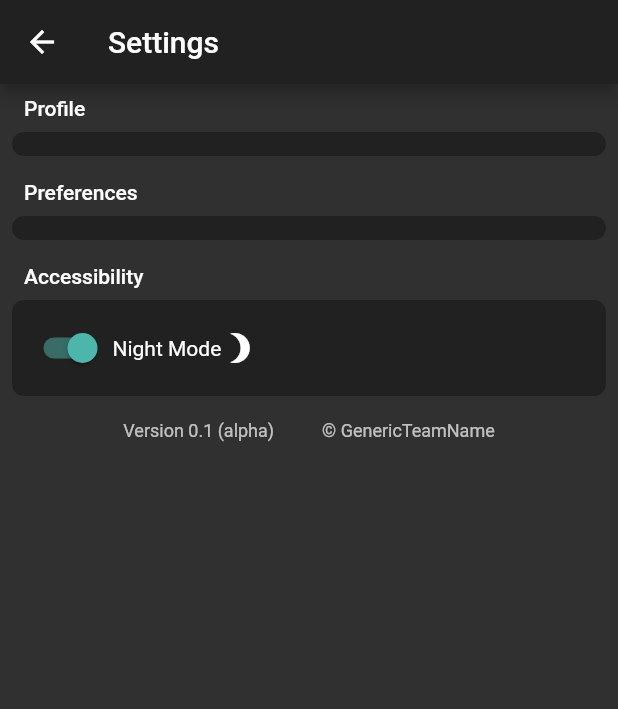
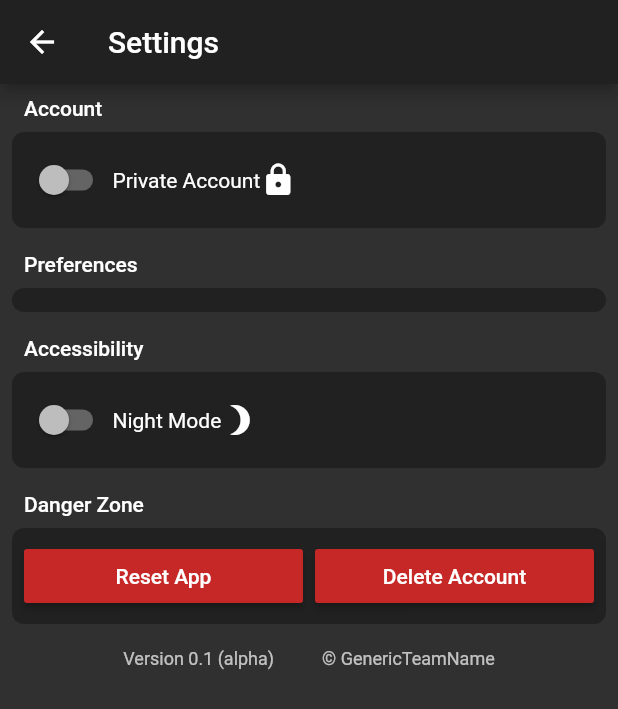
Before and after one commit to chair-fight/student_toolbox, a Flutter app: the SettingsScreen screen opened directly, on a phone screen of 412 x 824 dp. Shown: the top 709 px of the screen. Run offline on Flutter 3.47's test engine with Material 2 defaults, Android fonts, the phone set to English and light mode, and no system bars; our stand-ins replace firebase_auth, firebase_core; accounts and stored records are empty.

Commit message:
Patch #02

```diff
--- a/lib/auth/auth.dart
+++ /dev/null
@@ -1 +0,0 @@
-// TODO - Implement firebase authorisation
--- a/lib/screens/home_screen.dart
+++ b/lib/screens/home_screen.dart
@@ -31,7 +31,6 @@ class HomeScreen extends StatelessWidget {
               leading: Icon(Icons.backup_table),
               title: Text("Classes"),
               onTap: () {
-                Navigator.pop(context);
               },
             ),
             ListTile(
@@ -39,7 +38,6 @@ class HomeScreen extends StatelessWidget {
               leading: Icon(Icons.account_circle),
               title: Text("Groups"),
               onTap: () {
-                Navigator.pop(context);
               },
             ),
             ListTile(
@@ -47,7 +45,6 @@ class HomeScreen extends StatelessWidget {
               leading: Icon(Icons.insert_drive_file),
               title: Text("Documents"),
               onTap: () {
-                Navigator.pop(context);
               },
             ),
             ListTile(
@@ -55,7 +52,6 @@ class HomeScreen extends StatelessWidget {
               leading: Icon(Icons.camera),
               title: Text("Scanner"),
               onTap: () {
-                Navigator.pop(context);
               },
             ),
             Divider(),
@@ -64,7 +60,6 @@ class HomeScreen extends StatelessWidget {
               leading: Icon(Icons.article),
               title: Text("News"),
               onTap: () {
-                Navigator.pop(context);
               },
             ),
             ListTile(
@@ -72,7 +67,6 @@ class HomeScreen extends StatelessWidget {
               leading: Icon(Icons.bar_chart),
               title: Text("Statistics"),
               onTap: () {
-                Navigator.pop(context);
               },
             ),
             Divider(),
--- a/lib/screens/settings_sceen.dart
+++ b/lib/screens/settings_sceen.dart
@@ -21,10 +21,18 @@ class SettingsScreen extends StatelessWidget {
       body: ListView(
         children: [
           Surface(
-            title: "Profile",
+            title: "Account",
             children: [
               Row(
-                children: [],
+                children: [
+                  Row(
+                    children: [
+                      Switch(value: false, onChanged: (bool) {}),
+                      Text("Private Account"),
+                      Icon(Icons.lock),
+                    ],
+                  ),
+                ],
               )
             ],
           ),
@@ -43,7 +51,7 @@ class SettingsScreen extends StatelessWidget {
                 children: [
                   Row(
                     children: [
-                      Switch(value: true, onChanged: (bool) {}),
+                      Switch(value: false, onChanged: (bool) {}),
                       Text("Night Mode"),
                       Icon(Icons.brightness_3),
                     ],
@@ -52,6 +60,37 @@ class SettingsScreen extends StatelessWidget {
               )
             ],
           ),
+          Surface(
+            title: "Danger Zone",
+            children: [
+              Row(
+                mainAxisAlignment: MainAxisAlignment.spaceEvenly,
+                children: [
+                  Expanded(
+                    child: RaisedButton(
+                      color: Colors.red[800],
+                      child: Text(
+                        "Reset App",
+                        style: TextStyle(color: Colors.white),
+                      ),
+                      onPressed: () {},
+                    ),
+                  ),
+                  Container(width: 8),
+                  Expanded(
+                    child: RaisedButton(
+                      color: Colors.red[800],
+                      child: Text(
+                        "Delete Account",
+                        style: TextStyle(color: Colors.white),
+                      ),
+                      onPressed: () {},
+                    ),
+                  ),
+                ],
+              ),
+            ],
+          ),
           Signature(),
         ],
       ),
--- a/lib/screens/wrapper_screen.dart
+++ b/lib/screens/wrapper_screen.dart
@@ -1,10 +1,10 @@
 import 'package:flutter/material.dart';
-import 'file:///D:/Projects/student_toolbox/lib/screens/authentication_screen.dart';
+import 'file:///D:/Projects/student_toolbox/lib/screens/sign_in_screen.dart';
 import 'file:///D:/Projects/student_toolbox/lib/screens/home_screen.dart';
 
 class WrapperScreen extends StatelessWidget {
   @override
   Widget build(BuildContext context) {
-    return AuthenticationScreen();
+    return SignInScreen();
   }
 }
--- a/pubspec.yaml
+++ b/pubspec.yaml
@@ -23,11 +23,9 @@ environment:
 dependencies:
   flutter:
     sdk: flutter
-
-
-  # The following adds the Cupertino Icons font to your application.
-  # Use with the CupertinoIcons class for iOS style icons.
   cupertino_icons: ^1.0.0
+  firebase_auth: ^0.18.3
+  shared_preferences: ^0.5.12+4
 
 dev_dependencies:
   flutter_test:
```
Also changed, not shown: lib/main.dart (+5 -2 lines), lib/model/app_user.dart (added, +7 -0 lines), lib/screens/profile_screen.dart (+20 -8 lines), lib/screens/register_screen.dart (added, +94 -0 lines), lib/screens/sign_in_screen.dart (renamed from lib/screens/authentication_screen.dart, +37 -7 lines), lib/services/auth.dart (added, +17 -0 lines), lib/themes/custom_themes.dart (renamed from lib/themes/themes.dart), pubspec.lock, 3 other files.
